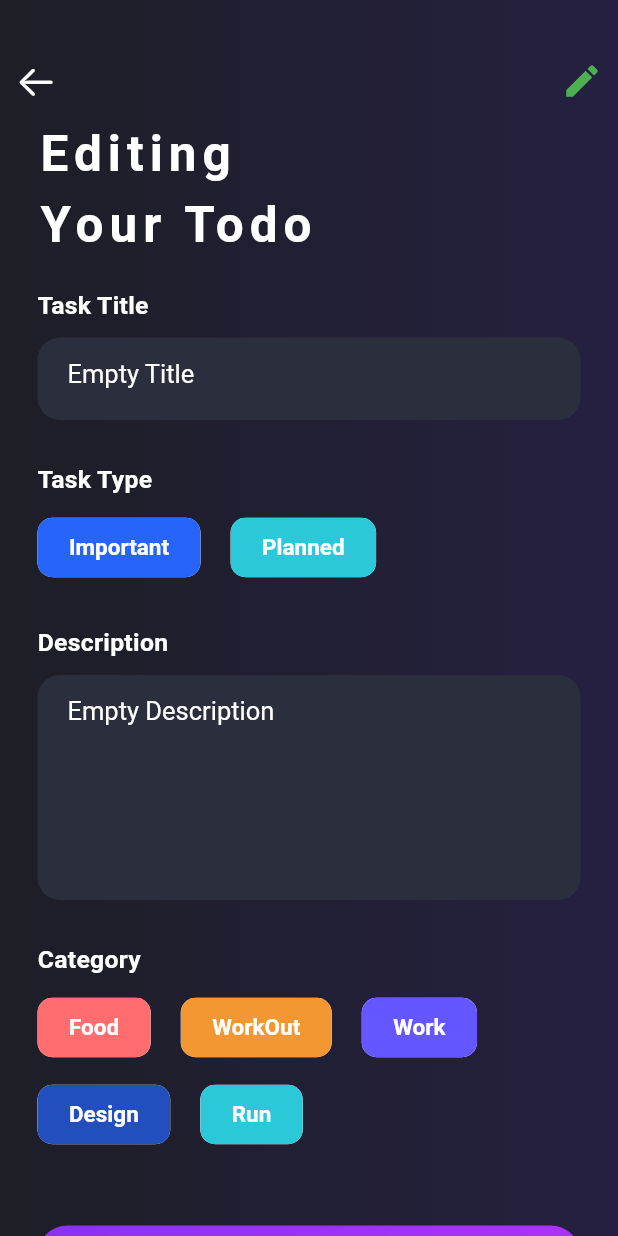
After one commit to ekorahy/Todo-list-app, a Flutter app: the ViewTodoPage screen opened directly, after a tap on the "edit" icon, on a phone screen of 412 x 824 dp. The commit adds this screen. Run offline on Flutter 3.47's test engine with Material 2 defaults, Android fonts, the phone set to English and light mode, and no system bars; our stand-ins replace cloud_firestore, firebase_auth, firebase_core, flutter_secure_storage, flutter_svg, google_sign_in; accounts and stored records are empty.

Commit message:
add view and edit page, also that method (read and update) to store todo data in firestore database

```diff
--- a/lib/pages/HomePage.dart
+++ b/lib/pages/HomePage.dart
@@ -4,6 +4,7 @@ import 'package:todo_list_app/CustomWidget/TodoCard.dart';
 import 'package:todo_list_app/Service/Auth_Service.dart';
 import 'package:todo_list_app/pages/SignUpPage.dart';
 import 'package:todo_list_app/pages/AddTodo.dart';
+import 'package:todo_list_app/pages/ViewTodo.dart';
 
 class HomePage extends StatefulWidget {
   const HomePage({Key? key}) : super(key: key);
@@ -140,13 +141,26 @@ class _HomePageState extends State<HomePage> {
                     iconData = Icons.run_circle_outlined;
                     iconColor = Colors.red;
                 }
-              return TodoCard(
+              return InkWell(
+                onTap: () {
+                  Navigator.push(
+                      context,
+                      MaterialPageRoute(
+                          builder: (builder) => ViewTodoPage(
+                              document: document,
+                            id: snapshot.data?.docs[index].id,
+                          ),
+                      ),
+                  );
+                },
+                child: TodoCard(
                   title: document["title"] == null ? "Hey There" : document["title"],
                   check: true,
                   iconBgColor: Colors.white,
                   iconColor: iconColor,
                   iconData: iconData,
                   time: "10 AM",
+                ),
               );
           });
         },
--- /dev/null
+++ b/lib/pages/ViewTodo.dart
@@ -0,0 +1,321 @@
+import 'package:cloud_firestore/cloud_firestore.dart';
+import 'package:flutter/cupertino.dart';
+import 'package:flutter/material.dart';
+
+class ViewTodoPage extends StatefulWidget {
+  const ViewTodoPage({Key? key, this.document, this.id}) : super(key: key);
+
+  final Map<String, dynamic>? document;
+  final String? id;
+
+  @override
+  State<ViewTodoPage> createState() => _ViewTodoPageState();
+}
+
+class _ViewTodoPageState extends State<ViewTodoPage> {
+
+  TextEditingController? _titleController;
+  TextEditingController? _descController;
+  String? type = "";
+  String? category = "";
+  bool edit = false;
+
+  @override
+  void initState() {
+    super.initState();
+    String title = widget.document?["title"] == null
+    ? "Empty Title"
+    : widget.document?["title"];
+    String description = widget.document?["description"] == null
+    ? "Empty Description"
+    : widget.document?["description"];
+    _titleController = TextEditingController(text: title);
+    _descController = TextEditingController(text: description);
+    type = widget.document?["type"];
+    category = widget.document?["category"];
+  }
+
+  @override
+  Widget build(BuildContext context) {
+    return Scaffold(
+        body: Container(
+            height: MediaQuery.of(context).size.height,
+            width: MediaQuery.of(context).size.width,
+            decoration: BoxDecoration(
+              gradient: LinearGradient(colors: [
+                Color(0xff1d1e26),
+                Color(0xff252041),
+              ]),
+            ),
+            child: SingleChildScrollView(
+                child: Column(
+                  crossAxisAlignment: CrossAxisAlignment.start,
+                  children: [
+                    SizedBox(height: 30),
+                    Row(
+                      mainAxisAlignment: MainAxisAlignment.spaceBetween,
+                      children: [
+                        IconButton(
+                          onPressed: () {
+                            Navigator.pop(context);
+                          },
+                          icon: Icon(
+                              CupertinoIcons.arrow_left,
+                              color: Colors.white,
+                              size: 28),
+                        ),
+                        IconButton(
+                          onPressed: () {
+                            setState(() {
+                              edit = !edit;
+                            });
+                          },
+                          icon: Icon(
+                              Icons.edit,
+                              color: edit
+                                  ? Colors.green
+                                  : Colors.white,
+                              size: 28),
+                        ),
+                      ],
+                    ),
+                    Padding(
+                        padding: const EdgeInsets.symmetric(horizontal: 25, vertical: 5),
+                        child: Column(
+                          crossAxisAlignment: CrossAxisAlignment.start,
+                          children: [
+                            Text(
+                              edit
+                              ?"Editing"
+                              :"View",
+                              style: TextStyle(
+                                fontSize: 33,
+                                color: Colors.white,
+                                fontWeight: FontWeight.bold,
+                                letterSpacing: 4,
+                              ),
+                            ),
+                            SizedBox(height: 8),
+                            Text(
+                              "Your Todo",
+                              style: TextStyle(
+                                fontSize: 33,
+                                color: Colors.white,
+                                fontWeight: FontWeight.bold,
+                                letterSpacing: 4,
+                              ),
+                            ),
+                            SizedBox(height: 25),
+                            label("Task Title"),
+                            SizedBox(height: 12),
+                            title(),
+                            SizedBox(height: 30),
+                            label("Task Type"),
+                            SizedBox(height: 12),
+                            Row(
+                              children: [
+                                typeSelect("Important", 0xff2664fa),
+                                SizedBox(width: 20),
+                                typeSelect("Planned", 0xff2bc8d9),
+                              ],
+                            ),
+                            SizedBox(height: 30),
+                            label("Description"),
+                            SizedBox(height: 12),
+                            description(),
+                            SizedBox(height: 30),
+                            label("Category"),
+                            SizedBox(height: 12),
+                            Wrap(
+                              runSpacing: 10,
+                              children: [
+                                categorySelect("Food", 0xffff6d6e),
+                                SizedBox(width: 20),
+                                categorySelect("WorkOut", 0xfff29732),
+                                SizedBox(width: 20),
+                                categorySelect("Work", 0xff6557ff),
+                                SizedBox(width: 20),
+                                categorySelect("Design", 0xff234ebd),
+                                SizedBox(width: 20),
+                                categorySelect("Run", 0xff2bc8d9),
+                              ],
+                            ),
+                            SizedBox(height: 50),
+                            edit ? button() : Container(),
+                            SizedBox(height: 30)
+                          ],
+                        )
+                    )
+                  ],
+                )
+            )
+        )
+    );
+  }
+
+  Widget title() {
+    return Container(
+      height: 55,
+      width: MediaQuery.of(context).size.width,
+      decoration: BoxDecoration(
+        color: Color(0xff2a2e3d),
+        borderRadius: BorderRadius.circular(15),
+      ),
+      child: TextFormField(
+        controller: _titleController,
+        enabled: edit,
+        style: TextStyle(
+          color: Colors.white,
+          fontSize: 17,
+        ),
+        decoration: InputDecoration(
+          border: InputBorder.none,
+          hintText: "Task Title",
+          hintStyle: TextStyle(
+            color: Colors.grey,
+            fontSize: 17,
+          ),
+          contentPadding: EdgeInsets.only(
+            left: 20,
+            right: 20,
+          ),
+        ),
+      ),
+    );
+  }
+
+  Widget label(String label) {
+    return Text(
+      label,
+      style: TextStyle(
+        color: Colors.white,
+        fontWeight: FontWeight.w600,
+        fontSize: 16.5,
+        letterSpacing: 0.2,
+      ),
+    );
+  }
+
+  Widget typeSelect(String label, int color) {
+    return InkWell(
+      onTap: edit
+        ?() {
+        setState(() {
+          type = label;
+        });
+      }
+      : null,
+      child: Chip(
+        backgroundColor: type == label?Colors.white:Color(color),
+        shape: RoundedRectangleBorder(
+          borderRadius: BorderRadius.circular(10),
+        ),
+        label: Text(
+          label,
+          style: TextStyle(
+            color: type == label?Colors.black:Colors.white,
+            fontSize: 15,
+            fontWeight: FontWeight.w600,
+          ),
+        ),
+        labelPadding: EdgeInsets.symmetric(horizontal: 17, vertical: 3.8),
+      ),
+    );
+  }
+
+  Widget categorySelect(String label, int color) {
+    return InkWell(
+      onTap: edit
+        ?() {
+        setState(() {
+          category = label;
+        });
+      }
+      : null,
+      child: Chip(
+        backgroundColor: category == label?Colors.white:Color(color),
+        shape: RoundedRectangleBorder(
+          borderRadius: BorderRadius.circular(10),
+        ),
+        label: Text(
+          label,
+          style: TextStyle(
+            color: category == label?Colors.black:Colors.white,
+            fontSize: 15,
+            fontWeight: FontWeight.w600,
+          ),
+        ),
+        labelPadding: EdgeInsets.symmetric(horizontal: 17, vertical: 3.8),
+      ),
+    );
+  }
+
+  Widget description() {
+    return Container(
+      height: 150,
+      width: MediaQuery.of(context).size.width,
+      decoration: BoxDecoration(
+        color: Color(0xff2a2e3d),
+        borderRadius: BorderRadius.circular(15),
+      ),
+      child: TextFormField(
+        controller: _descController,
+        enabled: edit,
+        style: TextStyle(
+          color: Colors.white,
+          fontSize: 17,
+        ),
+        maxLines: null,
+        decoration: InputDecoration(
+          border: InputBorder.none,
+          hintText: "Task Title",
+          hintStyle: TextStyle(
+            color: Colors.grey,
+            fontSize: 17,
+          ),
+          contentPadding: EdgeInsets.only(
+            left: 20,
+            right: 20,
+          ),
+        ),
+      ),
+    );
+  }
+
+  Widget button() {
+    return InkWell(
+      onTap: () {
+        FirebaseFirestore.instance.collection("Todo").doc(widget.id).update({
+          "title": _titleController?.text,
+          "type": type,
+          "description": _descController?.text,
+          "category": category,
+        });
+        Navigator.pop(context);
+      },
+      child: Container(
+          height: 56,
+          width: MediaQuery.of(context).size.width,
+          decoration: BoxDecoration(
+            borderRadius: BorderRadius.circular(20),
+            gradient: LinearGradient(
+              colors: [
+                Color(0xff8a32f1),
+                Color(0xffad32f9),
+              ],
+            ),
+          ),
+          child: Center(
+              child: Text(
+                  "Update Todo",
+                  style: TextStyle(
+                    color: Colors.white,
+                    fontSize: 18,
+                    fontWeight: FontWeight.bold,
+                  )
+              )
+          )
+      ),
+    );
+  }
+}
```
Lines whose indentation alone changed are shown as unchanged.
